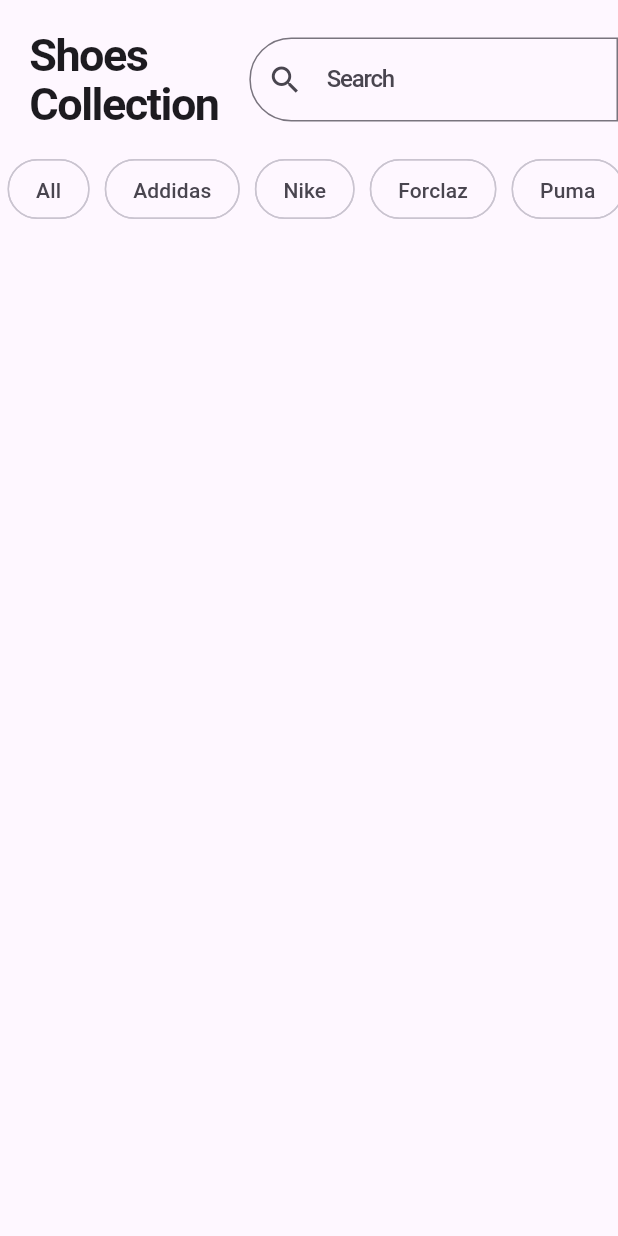
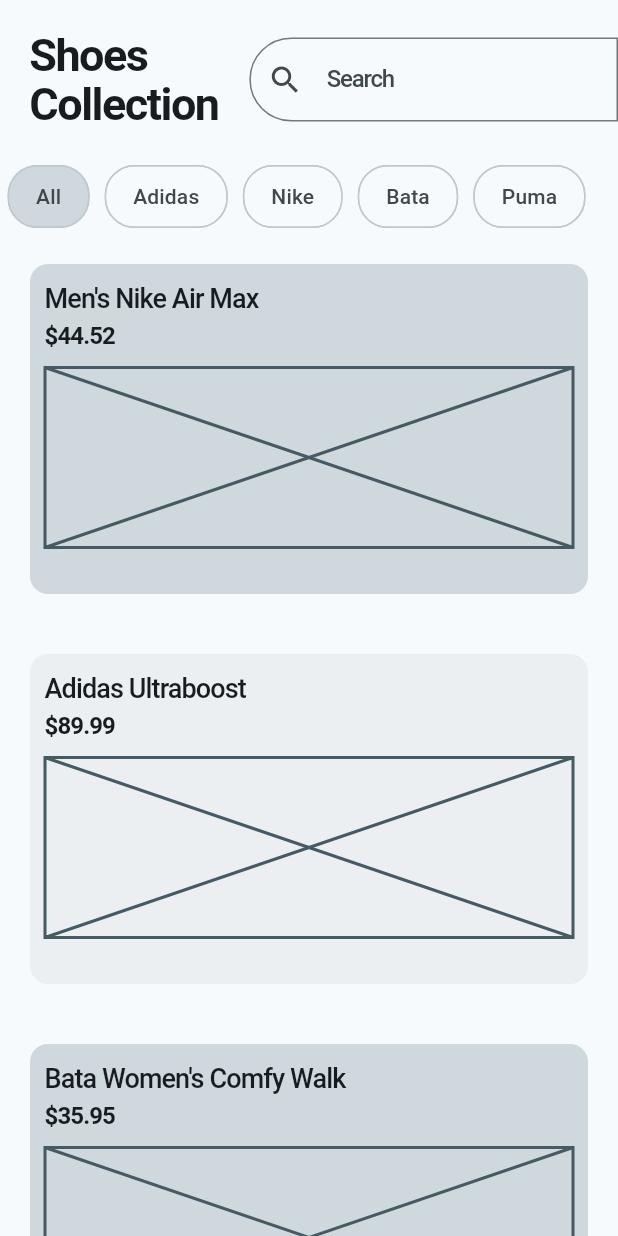
Before and after one commit to subh0x/footwearShoppingApp, a Flutter app: the screen it shows after launch, on a phone screen of 412 x 824 dp. Run offline on Flutter 3.47's test engine with Material 3 defaults, Android fonts, the phone set to English and light mode, and no system bars.

Commit message:
Added Product Details Page; Dummy Data

```diff
--- /dev/null
+++ b/lib/global_variables.dart
@@ -0,0 +1,173 @@
+final products = [
+  {
+    'id': '0',
+    'title': 'Men\'s Nike Air Max',
+    'price': 44.52,
+    // 'imageUrl': 'assets/images/shoes_1.png',
+    'company': 'Nike',
+    'sizes': [9, 10, 11, 12],
+  },
+  {
+    'id': '1',
+    'title': 'Adidas Ultraboost',
+    'price': 89.99,
+    // 'imageUrl': 'assets/images/shoes_2.png',
+    'company': 'Adidas',
+    'sizes': [8, 9, 10, 11],
+  },
+  {
+    'id': '2',
+    'title': 'Bata Women\'s Comfy Walk',
+    'price': 35.95,
+    // 'imageUrl': 'assets/images/shoes_3.png',
+    'company': 'Bata',
+    'sizes': [6, 7, 8, 9],
+  },
+  {
+    'id': '3',
+    'title': 'Air Jordan 1 Retro',
+    'price': 399.99,
+    // 'imageUrl': 'assets/images/shoes_4.png',
+    'company': 'Nike',
+    'sizes': [8, 9, 10, 11],
+  },
+  {
+    'id': '4',
+    'title': 'Women\'s Nike Zoom',
+    'price': 79.99,
+    // 'imageUrl': 'assets/images/shoes_5.png',
+    'company': 'Nike',
+    'sizes': [6, 7, 8, 9],
+  },
+  {
+    'id': '5',
+    'title': 'Adidas Superstar Classic',
+    'price': 75.00,
+    // 'imageUrl': 'assets/images/shoes_6.png',
+    'company': 'Adidas',
+    'sizes': [7, 8, 9, 10],
+  },
+  {
+    'id': '6',
+    'title': 'Bata Men\'s Office Wear',
+    'price': 45.99,
+    // 'imageUrl': 'assets/images/shoes_7.png',
+    'company': 'Bata',
+    'sizes': [8, 9, 10, 11],
+  },
+  {
+    'id': '7',
+    'title': 'Air Jordan 4 Premium',
+    'price': 450.00,
+    // 'imageUrl': 'assets/images/shoes_8.png',
+    'company': 'Nike',
+    'sizes': [8, 9, 10, 11],
+  },
+  {
+    'id': '8',
+    'title': 'Adidas NMD Runner',
+    'price': 129.99,
+    // 'imageUrl': 'assets/images/shoes_9.png',
+    'company': 'Adidas',
+    'sizes': [7, 8, 9, 10],
+  },
+  {
+    'id': '9',
+    'title': 'Bata Kids Sport',
+    'price': 29.99,
+    // 'imageUrl': 'assets/images/shoes_10.png',
+    'company': 'Bata',
+    'sizes': [3, 4, 5, 6],
+  },
+  {
+    'id': '10',
+    'title': 'Nike Air Force 1',
+    'price': 110.00,
+    // 'imageUrl': 'assets/images/shoes_11.png',
+    'company': 'Nike',
+    'sizes': [8, 9, 10, 11],
+  },
+  {
+    'id': '11',
+    'title': 'Adidas Gazelle',
+    'price': 85.00,
+    // 'imageUrl': 'assets/images/shoes_12.png',
+    'company': 'Adidas',
+    'sizes': [7, 8, 9, 10],
+  },
+  {
+    'id': '12',
+    'title': 'Bata Casual Sneakers',
+    'price': 39.99,
+    // 'imageUrl': 'assets/images/shoes_13.png',
+    'company': 'Bata',
+    'sizes': [8, 9, 10],
+  },
+  {
+    'id': '13',
+    'title': 'Jordan 11 Retro',
+    'price': 375.00,
+    // 'imageUrl': 'assets/images/shoes_14.png',
+    'company': 'Nike',
+    'sizes': [8, 9, 10, 11],
+  },
+  {
+    'id': '14',
+    'title': 'Adidas Stan Smith',
+    'price': 95.00,
+    // 'imageUrl': 'assets/images/shoes_15.png',
+    'company': 'Adidas',
+    'sizes': [7, 8, 9, 10],
+  },
+  {
+    'id': '15',
+    'title': 'Nike SB Dunk Low',
+    'price': 299.99,
+    // 'imageUrl': 'assets/images/shoes_16.png',
+    'company': 'Nike',
+    'sizes': [8, 9, 10],
+  },
+  {
+    'id': '16',
+    'title': 'Adidas Yeezy Boost',
+    'price': 499.99,
+    // 'imageUrl': 'assets/images/shoes_17.png',
+    'company': 'Adidas',
+    'sizes': [7, 8, 9, 10],
+  },
+  {
+    'id': '17',
+    'title': 'Bata Formal Collection',
+    'price': 55.00,
+    // 'imageUrl': 'assets/images/shoes_18.png',
+    'company': 'Bata',
+    'sizes': [8, 9, 10, 11],
+  },
+  {
+    'id': '18',
+    'title': 'Nike Blazer Mid',
+    'price': 115.00,
+    // 'imageUrl': 'assets/images/shoes_19.png',
+    'company': 'Nike',
+    'sizes': [8, 9, 10],
+  },
+  {
+    'id': '19',
+    'title': 'Adidas Forum Low',
+    'price': 90.00,
+    // 'imageUrl': 'assets/images/shoes_20.png',
+    'company': 'Adidas',
+    'sizes': [7, 8, 9, 10],
+  },
+];
+
+final cart = [
+  {
+    'id': '19',
+    'title': 'Adidas Forum Low',
+    'price': 90.00,
+    // 'imageUrl': 'assets/images/shoes_20.png',
+    'company': 'Adidas',
+    'sizes': [7, 8, 9, 10],
+  },
+];
--- a/lib/home_screen.dart
+++ b/lib/home_screen.dart
@@ -1,24 +1,55 @@
 import 'package:flutter/material.dart';
+import 'package:footwear_shop_app/global_variables.dart';
+import 'package:footwear_shop_app/utils.dart';
 
-class ShopHomeScreen extends StatelessWidget {
+import 'product_details_screen.dart';
+
+class ShopHomeScreen extends StatefulWidget {
   const ShopHomeScreen({super.key});
 
-  final List<String> searchFilters = const [
+  @override
+  State<ShopHomeScreen> createState() => _ShopHomeScreenState();
+}
+
+class _ShopHomeScreenState extends State<ShopHomeScreen> {
+  final List<String> searchFilters = [
     'All',
-    'Addidas',
+    'Adidas',
     'Nike',
-    'Forclaz',
+    'Bata',
     'Puma',
-    'Reebok'
   ];
+
+  late String selectedFilter;
+
+  void _showProductDetails(
+      BuildContext context, Map<String, Object> productDetails) {
+    Navigator.of(context).push(MaterialPageRoute(
+        builder: (context) => ProductDetailsPage(
+              productTitle: productDetails['title'].toString(),
+              productPrice: productDetails['price'].toString(),
+              productBrand: productDetails['company'].toString(),
+              productSizes: convertToIntList(productDetails['sizes']),
+            )));
+  }
+
+  @override
+  void initState() {
+    super.initState();
+    selectedFilter = searchFilters[0];
+  }
+
+  void setFilter(int idx) {
+    setState(() {
+      selectedFilter = searchFilters[idx];
+    });
+  }
 
   @override
   Widget build(BuildContext context) {
-    const txtFieldBorder = OutlineInputBorder(
+    var txtFieldBorder = OutlineInputBorder(
       borderRadius: BorderRadius.horizontal(left: Radius.circular(50)),
-      borderSide: BorderSide(
-        color: Color.fromRGBO(225, 225, 225, 1),
-      ),
+      borderSide: BorderSide(color: Theme.of(context).colorScheme.primary),
     );
 
     return Scaffold(
@@ -29,8 +60,8 @@
             child: Row(
               children: [
                 Padding(
-                  padding: const EdgeInsets.all(20),
-                  child: const Text(
+                  padding: EdgeInsets.all(20),
+                  child: Text(
                     "Shoes\nCollection",
                     style: TextStyle(
                         fontWeight: FontWeight.w600,
@@ -44,9 +75,9 @@
                   child: TextField(
                     showCursor: false,
                     decoration: InputDecoration(
-                      prefixIcon: Icon(Icons.search),
+                      prefixIcon: const Icon(Icons.search),
                       hintText: "Search",
-                      hintStyle: TextStyle(
+                      hintStyle: const TextStyle(
                           fontWeight: FontWeight.w500, letterSpacing: -0.8),
                       border: txtFieldBorder,
                       focusedBorder: txtFieldBorder,
@@ -57,22 +88,51 @@
             ),
           ),
           SizedBox(
-            height: 40,
+            height: 50,
             child: ListView.builder(
               scrollDirection: Axis.horizontal,
               itemCount: searchFilters.length,
               itemBuilder: (context, index) {
                 return Padding(
                   padding: const EdgeInsets.symmetric(horizontal: 5),
-                  child: Chip(
-                    label: Text(searchFilters[index]),
-                    padding: EdgeInsets.symmetric(horizontal: 10, vertical: 10),
-                    shape: RoundedRectangleBorder(
-                      borderRadius: BorderRadius.circular(20),
+                  child: GestureDetector(
+                    onTap: () {
+                      setFilter(index);
+                    },
+                    child: Chip(
+                      label: Text(searchFilters[index]),
+                      padding: const EdgeInsets.symmetric(
+                          horizontal: 10, vertical: 10),
+                      shape: RoundedRectangleBorder(
+                        borderRadius: BorderRadius.circular(20),
+                      ),
+                      backgroundColor: (selectedFilter == searchFilters[index])
+                          ? Theme.of(context).colorScheme.primary
+                          : null,
                     ),
                   ),
                 );
               },
+            ),
+          ),
+          Expanded(
+            // TODO: Lazy load the list after 5 elements; Add pagination for more elements;
+            child: ListView.builder(
+              itemCount: products.length,
+              padding: EdgeInsets.zero,
+              itemBuilder: (context, index) => Padding(
+                padding: const EdgeInsets.all(20),
+                child: GestureDetector(
+                  onTap: () {
+                    _showProductDetails(context, products[index]);
+                  },
+                  child: ShopItem(
+                    index: index,
+                    itemName: products[index]['title'].toString(),
+                    itemPrice: products[index]['price'].toString(),
+                  ),
+                ),
+              ),
             ),
           ),
         ],
@@ -80,3 +140,56 @@
     );
   }
 }
+
+class ShopItem extends StatelessWidget {
+  final String itemName;
+  final String itemPrice;
+  final int index;
+  const ShopItem(
+      {super.key,
+      required this.index,
+      required this.itemName,
+      required this.itemPrice});
+
+  @override
+  Widget build(BuildContext context) {
+    return Container(
+      height: 220,
+      decoration: BoxDecoration(
+        color: index.isEven
+            ? Theme.of(context).colorScheme.primary
+            : Colors.blueGrey[50],
+        borderRadius: BorderRadius.circular(12),
+      ),
+      child: Padding(
+        padding: const EdgeInsets.all(10),
+        child: Column(
+          crossAxisAlignment: CrossAxisAlignment.start,
+          children: [
+            Text(
+              itemName,
+              style: TextStyle(
+                  fontSize: 18,
+                  fontWeight: FontWeight.w500,
+                  letterSpacing: -0.6),
+            ),
+            Text(
+              '\$$itemPrice',
+              style: TextStyle(
+                  fontSize: 16,
+                  fontWeight: FontWeight.bold,
+                  letterSpacing: -0.6),
+            ),
+            SizedBox(
+              height: 10,
+            ),
+            Placeholder(
+              fallbackHeight: 120,
+              fallbackWidth: 100,
+            )
+          ],
+        ),
+      ),
+    );
+  }
+}
--- a/lib/main.dart
+++ b/lib/main.dart
@@ -13,7 +13,11 @@
   Widget build(BuildContext context) {
     return MaterialApp(
       title: "Shopping App",
-      theme: ThemeData.light(useMaterial3: true),
+      theme: ThemeData(
+        useMaterial3: true,
+        colorScheme: ColorScheme.fromSeed(
+            seedColor: Colors.blueGrey, primary: Colors.blueGrey[100]),
+      ),
       home: const ShopHomeScreen(),
       debugShowCheckedModeBanner: false,
     );
```
Also changed, not shown: lib/product_details_screen.dart (added, +138 -0 lines), lib/utils.dart (added, +27 -0 lines).
